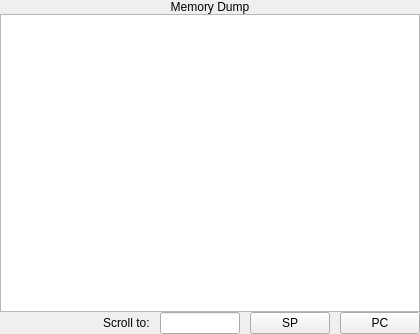
First picture: the form in memorydumppane.ui, repository WarlockD/pep8-1, before the edit.
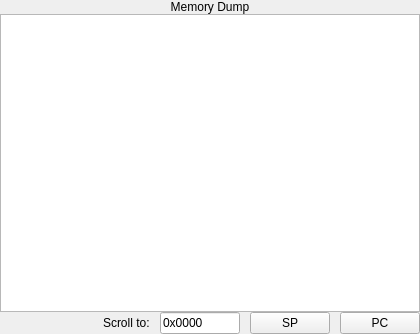
Second picture: the form after the edit.

Diff of the .ui file:
```diff
--- a/memorydumppane.ui
+++ b/memorydumppane.ui
@@ -220,6 +220,9 @@
          <height>16777215</height>
         </size>
        </property>
+       <property name="text">
+        <string>0x0000</string>
+       </property>
        <property name="maxLength">
         <number>6</number>
        </property>
```
